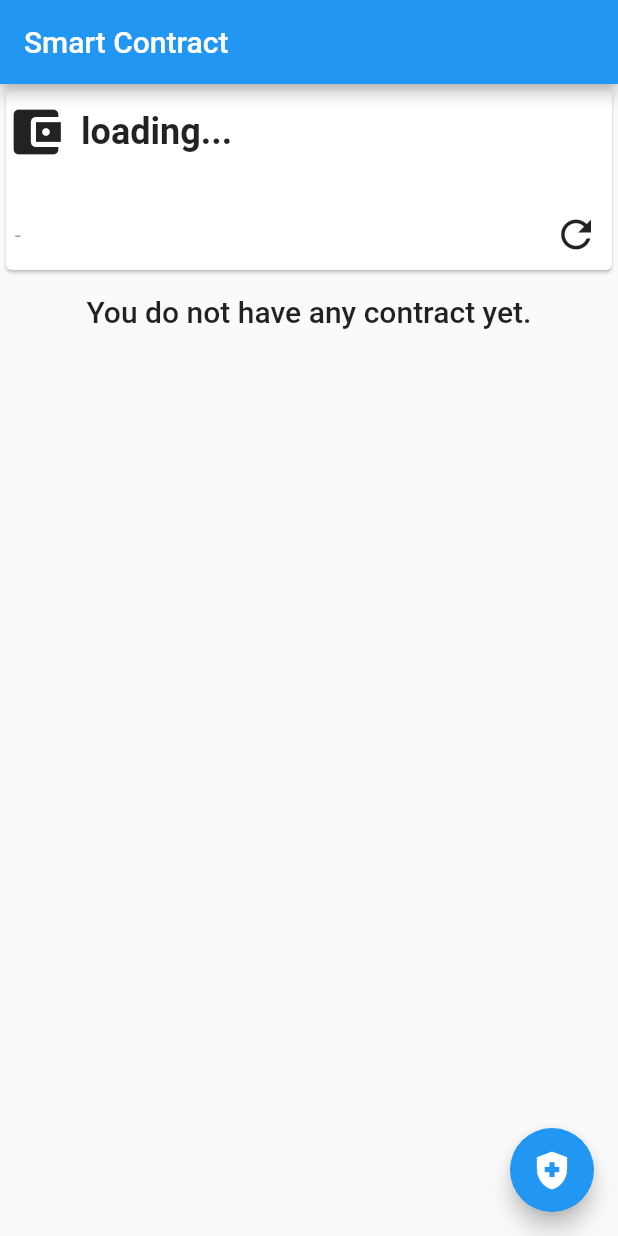
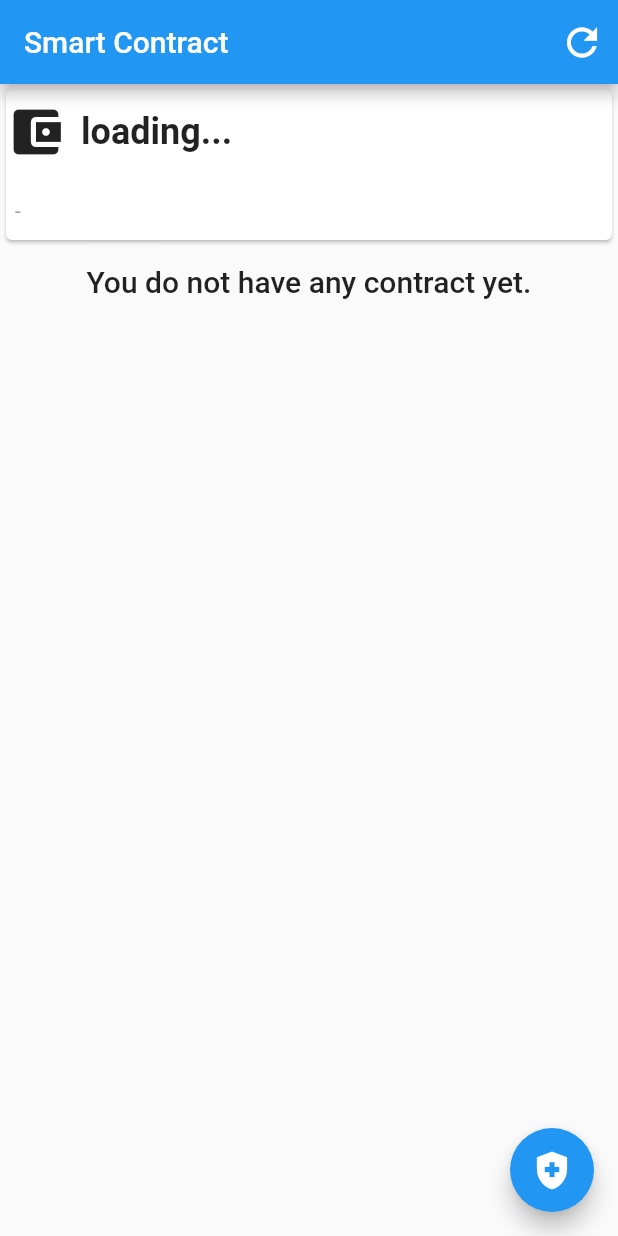
Before and after one commit to ftec5520-sit/ftec5520_client, a Flutter app: the screen it shows after launch, after a tap on the "refresh" icon, on a phone screen of 412 x 824 dp. Run offline on Flutter 3.47's test engine with Material 2 defaults, Android fonts, the phone set to English and light mode, and no system bars; missing offline and left inert: web3dart.

Commit message:
no message

```diff
--- a/lib/app/contract/contract_template_list.dart
+++ b/lib/app/contract/contract_template_list.dart
@@ -42,7 +42,7 @@ class _ContractTemplateListState extends State<ContractTemplateList> {
               getContractTemplates();
             },
             icon: const Icon(Icons.refresh),
-            tooltip: 'Back',
+            tooltip: 'Refresh',
             iconSize: 30,
           ),
         ],
--- a/lib/app/contract/purchased_contract_list.dart
+++ b/lib/app/contract/purchased_contract_list.dart
@@ -11,13 +11,13 @@ class PurchasedContractList extends StatefulWidget {
   PurchasedContractList({purchasedContracts, super.key});
 
   @override
-  _PurchasedContractListState createState() => _PurchasedContractListState();
+  PurchasedContractListState createState() => PurchasedContractListState();
 }
 
-class _PurchasedContractListState extends State<PurchasedContractList> {
+class PurchasedContractListState extends State<PurchasedContractList> {
   List<InsuranceContract> purchasedContracts = [];
 
-  Future<void> _getPurchasedContracts() async {
+  Future<void> getPurchasedContracts() async {
     final InsuranceContractRepository insuranceContractRepo =
         Web3InsuranceContractRepo();
     insuranceContractRepo.getPurchasedInsuranceContracts().then((value) => {
@@ -29,14 +29,14 @@ class _PurchasedContractListState extends State<PurchasedContractList> {
 
   @override
   void initState() {
-    _getPurchasedContracts();
+    getPurchasedContracts();
     super.initState();
   }
 
   @override
   Widget build(BuildContext context) {
     return RefreshIndicator(
-      onRefresh: _getPurchasedContracts,
+      onRefresh: getPurchasedContracts,
       child: purchasedContracts.isNotEmpty
           ? ListView.builder(
           shrinkWrap: true,
--- a/lib/app/home/home.dart
+++ b/lib/app/home/home.dart
@@ -4,23 +4,39 @@ import 'package:ftec5520_client/app/wallet/wallet.dart';
 import '../contract/purchased_contract_list.dart';
 
 class Home extends StatelessWidget {
-  const Home({super.key});
+  Home({super.key});
+
+  final GlobalKey<WalletState> _walletKey = GlobalKey<WalletState>();
+  final GlobalKey<PurchasedContractListState> _purchasedContractListKey =
+      GlobalKey<PurchasedContractListState>();
+
+  void _refresh() {
+    print('refresh');
+    _walletKey.currentState!.getWalletData();
+    _purchasedContractListKey.currentState!.getPurchasedContracts();
+  }
 
   @override
   Widget build(BuildContext context) {
     return Scaffold(
       appBar: AppBar(
         title: const Text('Smart Contract'),
+        actions: [
+          IconButton(
+            onPressed: _refresh,
+            icon: const Icon(Icons.refresh),
+            tooltip: 'Refresh',
+            iconSize: 30,
+          ),
+        ],
       ),
       body: Center(
         child: Column(
           mainAxisAlignment: MainAxisAlignment.start,
           children: <Widget>[
-            const Wallet(),
-            const SizedBox(
-              height: 12
-            ),
-            PurchasedContractList(),
+            Wallet(key: _walletKey),
+            const SizedBox(height: 12),
+            PurchasedContractList(key: _purchasedContractListKey),
           ],
         ),
       ),
--- a/lib/app/wallet/wallet.dart
+++ b/lib/app/wallet/wallet.dart
@@ -6,10 +6,10 @@ class Wallet extends StatefulWidget {
   const Wallet({super.key});
 
   @override
-  State<Wallet> createState() => _WalletState();
+  State<Wallet> createState() => WalletState();
 }
 
-class _WalletState extends State<Wallet> {
+class WalletState extends State<Wallet> {
   String? _accountAddress;
   double? _balance;
 
@@ -75,13 +75,10 @@ class _WalletState extends State<Wallet> {
                       color: Colors.grey,
                     )),
               ),
-              IconButton(
-                onPressed: () => getWalletData(),
-                icon: const Icon(Icons.refresh),
-                tooltip: 'Reload',
-                iconSize: 30,
-              ),
             ],
+          ),
+          const SizedBox(
+            height: 12,
           ),
         ],
       ),
--- a/lib/main.dart
+++ b/lib/main.dart
@@ -27,7 +27,7 @@ class MyApp extends StatelessWidget {
       ),
       initialRoute: '/',
       routes: {
-        '/': (context) => const Home(),
+        '/': (context) => Home(),
         '/flight-list': (context) => const FlightList(),
       },
       // home: const Home(),
```
